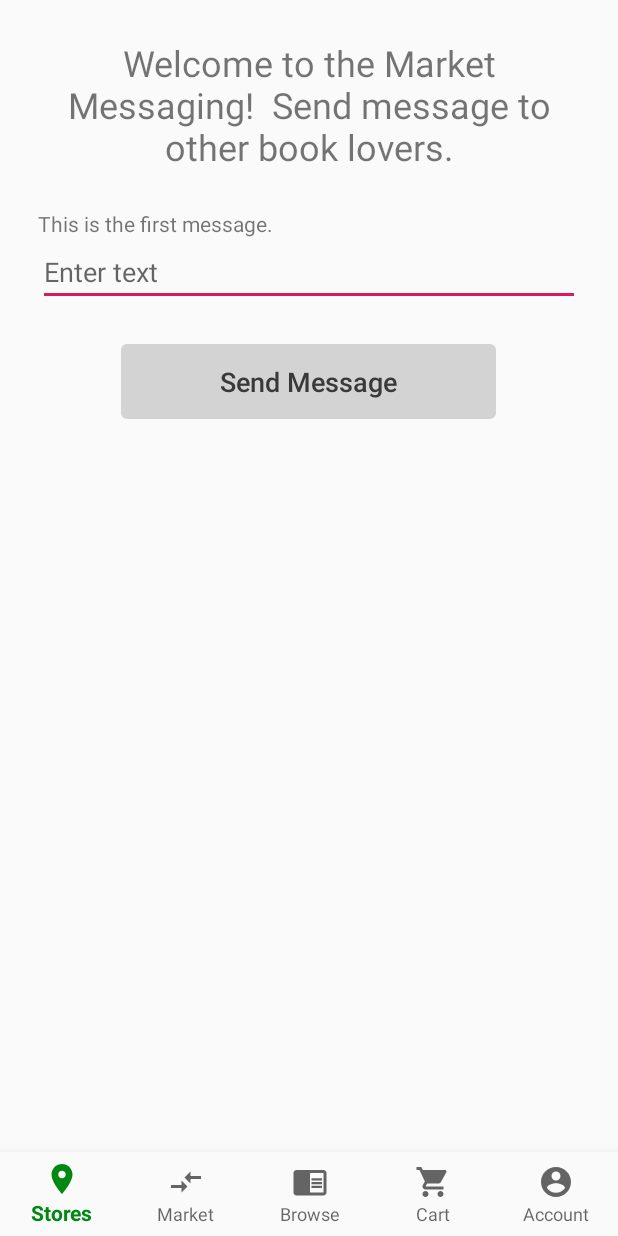
After one commit to LanceDCantu/BookBrowser, an Android app: the layout emily_messages_activity.xml on its own in the app's theme, with its tools: preview values and no code run, on a phone screen of 412 x 824 dp. The commit adds this screen. Run offline under Robolectric (Android 15) with nearby library versions, the phone set to English and light mode, and no system bars.

Commit message:
Work on Messaging

```diff
--- a/app/build.gradle
+++ b/app/build.gradle
@@ -60,6 +60,7 @@ dependencies {
     implementation 'com.algolia:algoliasearch-android:3.+'
     implementation 'com.algolia:instantsearch-android:1.+'
 
+    implementation 'android.arch.work:work-runtime:1.0.1'
     // FirebaseUI for Firebase Realtime Database
     implementation 'com.firebaseui:firebase-ui-database:4.3.1'
 
@@ -67,7 +68,7 @@ dependencies {
     implementation 'com.firebaseui:firebase-ui-storage:4.3.1'
 
     //Firebase FCM SDK
-    implementation 'com.google.firebase:firebase-messaging:17.4.0'
+    implementation 'com.google.firebase:firebase-messaging:17.6.0'
 
     kapt 'com.github.bumptech.glide:compiler:4.9.0'
     kapt "android.arch.lifecycle:compiler:1.0.0"
--- a/app/src/main/java/com/example/lance/bookbrowser/BookInfoStore.kt
+++ b/app/src/main/java/com/example/lance/bookbrowser/BookInfoStore.kt
@@ -18,6 +18,7 @@ import java.text.SimpleDateFormat
 import com.google.firebase.functions.HttpsCallableResult
 import android.support.annotation.NonNull
 import android.text.Html
+import android.webkit.WebView
 import com.bumptech.glide.Glide
 import com.google.android.gms.tasks.Continuation
 
@@ -99,6 +100,11 @@ class BookInfoStore : AppCompatActivity() {
                 val description = task.getResult()?.get("description") as String
                 val descriptionView = findViewById<TextView>(R.id.book_description_text)
                 descriptionView.setText(Html.fromHtml(description, Html.FROM_HTML_MODE_COMPACT))
+
+                val reviews = task.getResult()?.get("reviews") as String
+                val reviewsWebView = findViewById<WebView>(R.id.reviews)
+                reviewsWebView.loadData(reviews, "text/html", "utf-8" )
+
                 val result = task.result
                 // [END_EXCLUDE]
             })
--- /dev/null
+++ b/app/src/main/java/com/example/lance/bookbrowser/Message.kt
@@ -0,0 +1,3 @@
+package com.example.lance.bookbrowser
+
+data class Message(var data : String = "")
--- /dev/null
+++ b/app/src/main/res/layout/emily_messages_activity.xml
@@ -0,0 +1,64 @@
+<?xml version="1.0" encoding="utf-8"?>
+<android.support.constraint.ConstraintLayout
+        xmlns:android="http://schemas.android.com/apk/res/android"
+        xmlns:tools="http://schemas.android.com/tools"
+        xmlns:app="http://schemas.android.com/apk/res-auto"
+        android:layout_width="match_parent"
+        android:layout_height="match_parent"
+        android:layout_marginTop="25dp"
+        android:orientation="vertical">
+
+    <LinearLayout
+            android:layout_width="match_parent"
+            android:layout_height="match_parent"
+            android:layout_marginStart="25dp"
+            android:layout_marginEnd="25dp"
+            android:orientation="vertical">
+
+        <TextView
+                android:layout_width="wrap_content"
+                android:layout_height="wrap_content"
+                android:layout_marginBottom="25dp"
+                android:textAlignment="center"
+                android:textSize="24sp"
+                android:text="Welcome to the Market Messaging!  Send message to other book lovers."/>
+
+        <TextView
+                android:text="This is the first message."
+                android:layout_width="match_parent"
+                android:layout_height="wrap_content" android:id="@+id/messages" android:maxLines="20"
+                android:editable="false"/>
+        <EditText
+                android:layout_width="match_parent"
+                android:layout_height="wrap_content"
+                android:inputType="textMultiLine"
+                android:ems="10"
+                android:id="@+id/send_message" android:hint="Enter text"/>
+        <Button
+                android:id="@+id/send_message_button"
+                android:layout_width="250dp"
+                android:layout_height="50dp"
+                android:layout_gravity="center_horizontal"
+                android:layout_marginTop="25dp"
+                android:background="@drawable/rounded_button_grey"
+                android:textColor="#393939"
+                android:textSize="18sp"
+                android:text="Send Message"
+                android:textAllCaps="false"
+                style="@style/Widget.AppCompat.Button.Borderless"/>
+
+    </LinearLayout>
+
+    <android.support.design.widget.BottomNavigationView
+            android:id="@+id/navigation_interests"
+            android:layout_width="match_parent"
+            android:layout_height="wrap_content"
+            android:layout_marginEnd="0dp"
+            android:background="?android:attr/windowBackground"
+            app:labelVisibilityMode="labeled"
+            app:layout_constraintBottom_toBottomOf="parent"
+            app:layout_constraintLeft_toLeftOf="parent"
+            app:layout_constraintRight_toRightOf="parent"
+            app:menu="@menu/navigation"/>
+
+</android.support.constraint.ConstraintLayout>
--- a/app/src/main/res/values/dimens.xml
+++ b/app/src/main/res/values/dimens.xml
@@ -7,4 +7,5 @@
     <dimen name="fab_margin">16dp</dimen>
     <dimen name="text_margin">16dp</dimen>
     <dimen name="text_size_small">10dp</dimen>
+    <dimen name="standard_field_width">200dp</dimen>
 </resources>
```
Also changed, not shown: app/src/main/AndroidManifest.xml (+5 -5 lines), app/src/main/java/com/example/lance/bookbrowser/MarketDirectory.kt (+7 -0 lines), app/src/main/java/com/example/lance/bookbrowser/MyFireBaseMessagingService.kt (deleted, +0 -95 lines), app/src/main/java/com/example/lance/bookbrowser/messaging/CustomMessagingAdapter.kt (added, +73 -0 lines), app/src/main/java/com/example/lance/bookbrowser/messaging/MyMessaging.kt (+84 -4 lines), app/src/main/java/com/example/lance/bookbrowser/messaging/MyMessagingFragment.kt (added, +169 -0 lines), app/src/main/res/layout/market_directory.xml (+13 -0 lines), app/src/main/res/drawable/firebase_lockup_400.png (added), app/src/main/res/drawable/ic_stat_ic_notification.png (added), app/src/main/res/layout/book_info_store.xml (line endings or trailing spaces), app/src/main/res/layout/my_account.xml (line endings or trailing spaces), 1 other file.
